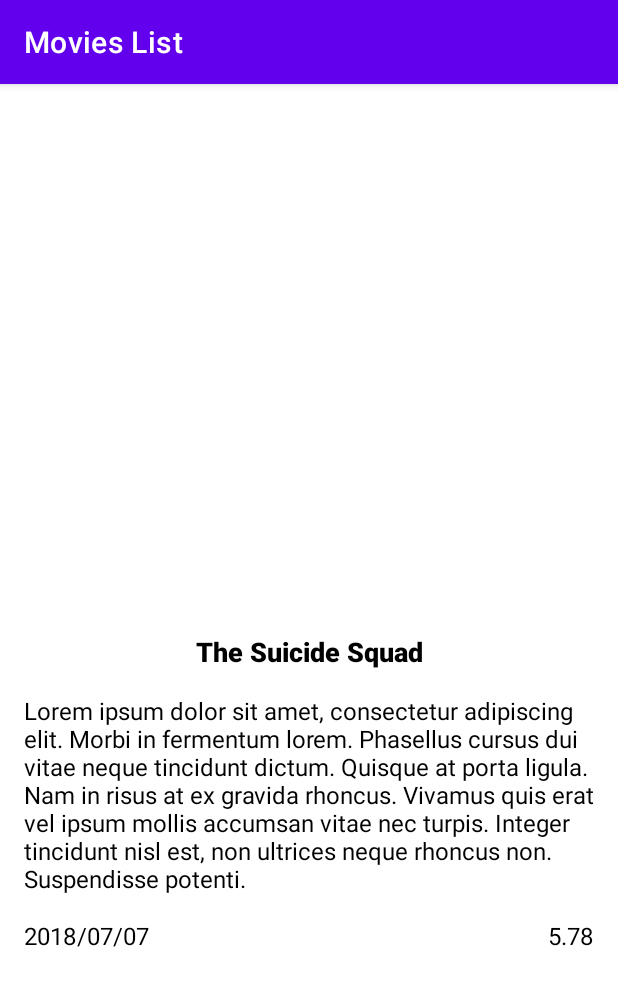
After one commit to adas3000/Movies-List, an Android app: the MovieDetailsActivity screen opened directly, with no data from a screen before it, on a phone screen of 412 x 824 dp. The commit adds this screen. Shown: the top 986 px of the screen. Run offline under Robolectric (Android 15) with nearby library versions, the phone set to English and light mode, and no system bars; libraries missing offline, so code that uses them is left out: org.kodein.di; pictures from the network do not load; 1 statement that could not run was skipped.

Commit message:
Create MovieDetailsActivity

```diff
--- a/app/build.gradle
+++ b/app/build.gradle
@@ -44,6 +44,8 @@ android {
 }
 
 dependencies {
+    implementation 'androidx.wear:wear:1.0.0'
+    compileOnly 'com.google.android.wearable:wearable:2.6.0'
     def retrofit_version = '2.9.0'
     def kodein_version = '7.6.0'
     def glide_version = '4.12.0'
--- a/app/src/main/AndroidManifest.xml
+++ b/app/src/main/AndroidManifest.xml
@@ -1,6 +1,10 @@
 <?xml version="1.0" encoding="utf-8"?>
 <manifest xmlns:android="http://schemas.android.com/apk/res/android"
     package="pl.adam.pko">
+
+    <uses-permission android:name="android.permission.WAKE_LOCK" />
+
+    <uses-feature android:name="android.hardware.type.watch" />
 
     <uses-permission android:name="android.permission.INTERNET" />
 
@@ -12,6 +16,7 @@
         android:roundIcon="@mipmap/ic_launcher_round"
         android:supportsRtl="true"
         android:theme="@style/Theme.MoviesList">
+        <activity android:name=".view.activity.MovieDetailsActivity" />
         <activity android:name=".view.activity.MoviesListActivity">
             <intent-filter>
                 <action android:name="android.intent.action.MAIN" />
--- a/app/src/main/java/pl/adam/pko/App.kt
+++ b/app/src/main/java/pl/adam/pko/App.kt
@@ -8,6 +8,8 @@ import pl.adam.pko.model.interactor.movies_list.MoviesListInteractor
 import pl.adam.pko.model.network.service.ApiService
 import pl.adam.pko.model.repository.movie.IMoviesListRepository
 import pl.adam.pko.model.repository.movie.MoviesListRepository
+import pl.adam.pko.presenter.movie_details.IMovieDetailsPresenter
+import pl.adam.pko.presenter.movie_details.MovieDetailsPresenter
 import pl.adam.pko.presenter.movies_list.IMoviesListPresenter
 import pl.adam.pko.presenter.movies_list.MoviesListPresenter
 import pl.adam.pko.util.di.RetrofitProvider
@@ -23,9 +25,10 @@ class App : Application(), DIAware {
     override val di by DI.lazy {
         import(androidXModule(this@App))
         bind<ApiService>() with singleton { RetrofitProvider.retrofit.create(ApiService::class.java) }
-        bind<IMoviesListPresenter>() with singleton { MoviesListPresenter() }
         bind<IMoviesListRepository>() with singleton { MoviesListRepository(instance()) }
         bind<IMoviesListInteractor>() with singleton { MoviesListInteractor(instance()) }
+        bind<IMovieDetailsPresenter>() with singleton { MovieDetailsPresenter() }
+        bind<IMoviesListPresenter>() with singleton { MoviesListPresenter() }
     }
 
     override fun onCreate() {
--- a/app/src/main/java/pl/adam/pko/model/network/service/ApiService.kt
+++ b/app/src/main/java/pl/adam/pko/model/network/service/ApiService.kt
@@ -10,7 +10,7 @@ interface ApiService {
 
     @GET("movie/now_playing")
     suspend fun getPlayingNowMovies(
-        @Query("language") language: String = "en-US",
+        @Query("language") language: String = "pl-PL",
         @Query("page") page: Int = 1
     ): NowPlayingResponse
 }
--- a/app/src/main/java/pl/adam/pko/model/repository/movie/MoviesListRepository.kt
+++ b/app/src/main/java/pl/adam/pko/model/repository/movie/MoviesListRepository.kt
@@ -1,5 +1,6 @@
 package pl.adam.pko.model.repository.movie
 
+import pl.adam.pko.BuildConfig
 import pl.adam.pko.model.model.Movie
 import pl.adam.pko.model.network.service.ApiService
 
@@ -9,10 +10,10 @@ class MoviesListRepository(private val apiService: ApiService) : IMoviesListRepo
             Movie(
                 id = it.id,
                 adult = it.adult,
-                backDropPath = it.backDropPath,
+                backDropPath = "${BuildConfig.IMAGES_URL}${it.backDropPath}",
                 overview = it.overview,
                 popularity = it.popularity,
-                posterUrl = it.posterUrl,
+                posterUrl = "${BuildConfig.IMAGES_URL}${it.posterUrl}",
                 releaseDate = it.releaseDate,
                 title = it.title,
                 video = it.video,
--- a/app/src/main/java/pl/adam/pko/presenter/base/BasePresenter.kt
+++ b/app/src/main/java/pl/adam/pko/presenter/base/BasePresenter.kt
@@ -17,7 +17,7 @@ abstract class BasePresenter<T : MvpView> : Presenter<T>, CoroutineScope, DIAwar
     private val job: Job = Job()
 
     override val coroutineContext: CoroutineContext
-        get() = job + Dispatchers.Main
+        get() = job + Dispatchers.IO
 
     private var _view: T? = null
     protected val view: T
--- /dev/null
+++ b/app/src/main/java/pl/adam/pko/presenter/movie_details/IMovieDetailsPresenter.kt
@@ -0,0 +1,6 @@
+package pl.adam.pko.presenter.movie_details
+
+import pl.adam.pko.presenter.base.Presenter
+import pl.adam.pko.view.view.MovieDetailsView
+
+interface IMovieDetailsPresenter : Presenter<MovieDetailsView>
--- a/app/src/main/java/pl/adam/pko/presenter/movies_list/MoviesListPresenter.kt
+++ b/app/src/main/java/pl/adam/pko/presenter/movies_list/MoviesListPresenter.kt
@@ -14,6 +14,11 @@ class MoviesListPresenter : BasePresenter<MoviesListView>(), IMoviesListPresente
 
     override fun attachView(view: MoviesListView) {
         super.attachView(view)
+        view.setOnMovieClickListener { view.showMovieDetails(it) }
+        load()
+    }
+
+    private fun load() {
         launch {
             val movies = interactor.getNowPlayingMovies()
             withContext(Dispatchers.Main) {
--- /dev/null
+++ b/app/src/main/java/pl/adam/pko/view/activity/MovieDetailsActivity.kt
@@ -0,0 +1,40 @@
+package pl.adam.pko.view.activity
+
+import com.bumptech.glide.Glide
+import com.google.gson.Gson
+import kotlinx.android.synthetic.main.activity_movie_details.*
+import org.kodein.di.instance
+import pl.adam.pko.R
+import pl.adam.pko.model.model.Movie
+import pl.adam.pko.presenter.movie_details.IMovieDetailsPresenter
+import pl.adam.pko.view.view.MovieDetailsView
+
+class MovieDetailsActivity : BaseActivity<MovieDetailsView>(), MovieDetailsView {
+
+    companion object {
+        const val MOVIE_KEY = "Movie"
+    }
+
+    lateinit var movie: Movie
+
+    override val presenter by instance<IMovieDetailsPresenter>()
+
+    override fun getLayoutRes() = R.layout.activity_movie_details
+
+    override fun setupView() {
+        movie = Gson().fromJson(intent.extras?.getString(MOVIE_KEY), Movie::class.java)
+    }
+
+    override fun passedMovie() = movie
+
+    override fun getMvpView() = this
+
+    override fun showMovie(movie: Movie) {
+        actionBar?.title = movie.title
+        Glide.with(this).load(movie.posterUrl).into(imgIV)
+        titleTV.text = movie.title
+        releaseDateTV.text = "Premiera: ${movie.releaseDate}"
+        overviewTV.text = movie.overview
+        rateTV.text = "Ocena: ${movie.voteAverage}"
+    }
+}
--- /dev/null
+++ b/app/src/main/java/pl/adam/pko/view/view/MovieDetailsView.kt
@@ -0,0 +1,8 @@
+package pl.adam.pko.view.view
+
+import pl.adam.pko.model.model.Movie
+
+interface MovieDetailsView : MvpView {
+    fun passedMovie(): Movie
+    fun showMovie(movie: Movie)
+}
--- a/app/src/main/java/pl/adam/pko/view/view/MoviesListView.kt
+++ b/app/src/main/java/pl/adam/pko/view/view/MoviesListView.kt
@@ -4,4 +4,6 @@ import pl.adam.pko.model.model.Movie
 
 interface MoviesListView : MvpView {
     fun showMovies(movies: List<Movie>)
+    fun setOnMovieClickListener(onMovieClickListener: (movie: Movie) -> Unit)
+    fun showMovieDetails(movie: Movie)
 }
--- /dev/null
+++ b/app/src/main/res/layout/activity_movie_details.xml
@@ -0,0 +1,74 @@
+<?xml version="1.0" encoding="utf-8"?>
+<ScrollView xmlns:android="http://schemas.android.com/apk/res/android"
+    xmlns:app="http://schemas.android.com/apk/res-auto"
+    android:layout_width="match_parent"
+    android:layout_height="match_parent"
+    android:paddingBottom="16dp">
+
+    <androidx.constraintlayout.widget.ConstraintLayout
+        android:layout_width="match_parent"
+        android:layout_height="wrap_content">
+
+        <ImageView
+            android:id="@+id/imgIV"
+            android:layout_width="0dp"
+            android:layout_height="350dp"
+            android:adjustViewBounds="true"
+            android:scaleType="fitXY"
+            app:layout_constraintEnd_toEndOf="parent"
+            app:layout_constraintStart_toStartOf="parent"
+            app:layout_constraintTop_toTopOf="parent" />
+
+        <TextView
+            android:id="@+id/titleTV"
+            style="@style/NormalText"
+            android:layout_width="0dp"
+            android:layout_height="wrap_content"
+            android:layout_marginStart="16dp"
+            android:layout_marginTop="16dp"
+            android:layout_marginEnd="16dp"
+            android:fontFamily="sans-serif-black"
+            android:gravity="center"
+            android:text="The Suicide Squad"
+            android:textSize="18sp"
+            app:layout_constraintEnd_toEndOf="parent"
+            app:layout_constraintStart_toStartOf="parent"
+            app:layout_constraintTop_toBottomOf="@id/imgIV" />
+
+        <TextView
+            android:id="@+id/releaseDateTV"
+            style="@style/NormalText"
+            android:layout_width="wrap_content"
+            android:layout_height="wrap_content"
+            android:layout_marginStart="16dp"
+            android:layout_marginTop="16dp"
+            android:text="2018/07/07"
+            app:layout_constraintStart_toStartOf="parent"
+            app:layout_constraintTop_toBottomOf="@id/overviewTV" />
+
+        <TextView
+            android:id="@+id/overviewTV"
+            style="@style/NormalText"
+            android:layout_width="0dp"
+            android:layout_height="wrap_content"
+            android:layout_marginStart="16dp"
+            android:layout_marginTop="16dp"
+            android:layout_marginEnd="16dp"
+            android:text="@string/lorem_ipsum"
+            app:layout_constraintEnd_toEndOf="parent"
+            app:layout_constraintStart_toStartOf="parent"
+            app:layout_constraintTop_toBottomOf="@id/titleTV" />
+
+        <TextView
+            android:id="@+id/rateTV"
+            style="@style/NormalText"
+            android:layout_width="wrap_content"
+            android:layout_height="wrap_content"
+            android:layout_marginTop="16dp"
+            android:layout_marginEnd="16dp"
+            android:text="5.78"
+            app:layout_constraintEnd_toEndOf="parent"
+            app:layout_constraintTop_toBottomOf="@id/overviewTV" />
+
+    </androidx.constraintlayout.widget.ConstraintLayout>
+</ScrollView>
--- /dev/null
+++ b/app/src/main/res/values-round/strings.xml
@@ -0,0 +1,3 @@
+<resources>
+    <string name="hello_world">Hello Round World!</string>
+</resources>
--- a/app/src/main/res/values/strings.xml
+++ b/app/src/main/res/values/strings.xml
@@ -1,3 +1,5 @@
 <resources>
     <string name="app_name">Movies List</string>
+    <string name="hello_world">Hello Square World!</string>
+    <string name="lorem_ipsum">Lorem ipsum dolor sit amet, consectetur adipiscing elit. Morbi in fermentum lorem. Phasellus cursus dui vitae neque tincidunt dictum. Quisque at porta ligula. Nam in risus at ex gravida rhoncus. Vivamus quis erat vel ipsum mollis accumsan vitae nec turpis. Integer tincidunt nisl est, non ultrices neque rhoncus non. Suspendisse potenti.</string>
 </resources>
```
Also changed, not shown: app/src/main/java/pl/adam/pko/presenter/movie_details/MovieDetailsPresenter.kt (added, +13 -0 lines), app/src/main/java/pl/adam/pko/view/activity/MoviesListActivity.kt (+15 -7 lines), app/src/main/java/pl/adam/pko/view/adapter/MovieAdapter.kt (+7 -2 lines), app/src/main/res/layout/item_movie.xml (+19 -6 lines), app/src/main/res/values/dimens.xml (added, +15 -0 lines).
